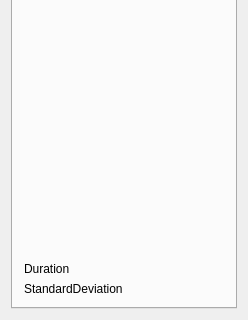
Before: the Qt Designer form mainwindow.ui in navigatore/imaginote, drawn with Qt 5; both pictures show x 0 to 248 and y 218 to 538 of the 248 by 538 pixel window.
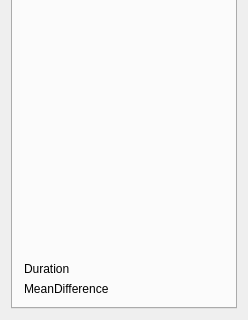
After: the same form once the commit is applied. The open tabs and pages were chosen to show the change. Custom widgets are drawn as their Qt base class.

Commit message: Add calculating of mean distance from shortest path

Diff of the .ui file:
```diff
--- a/mainwindow.ui
+++ b/mainwindow.ui
@@ -325,7 +325,7 @@
         <item>
          <widget class="QLabel" name="standardDeviationLabel">
           <property name="text">
-           <string>StandardDeviation</string>
+           <string>MeanDifference</string>
           </property>
          </widget>
         </item>
```
Left out of the diff: 2 changed lines with no effect on the pictures. The commit also changes 18 other files.
